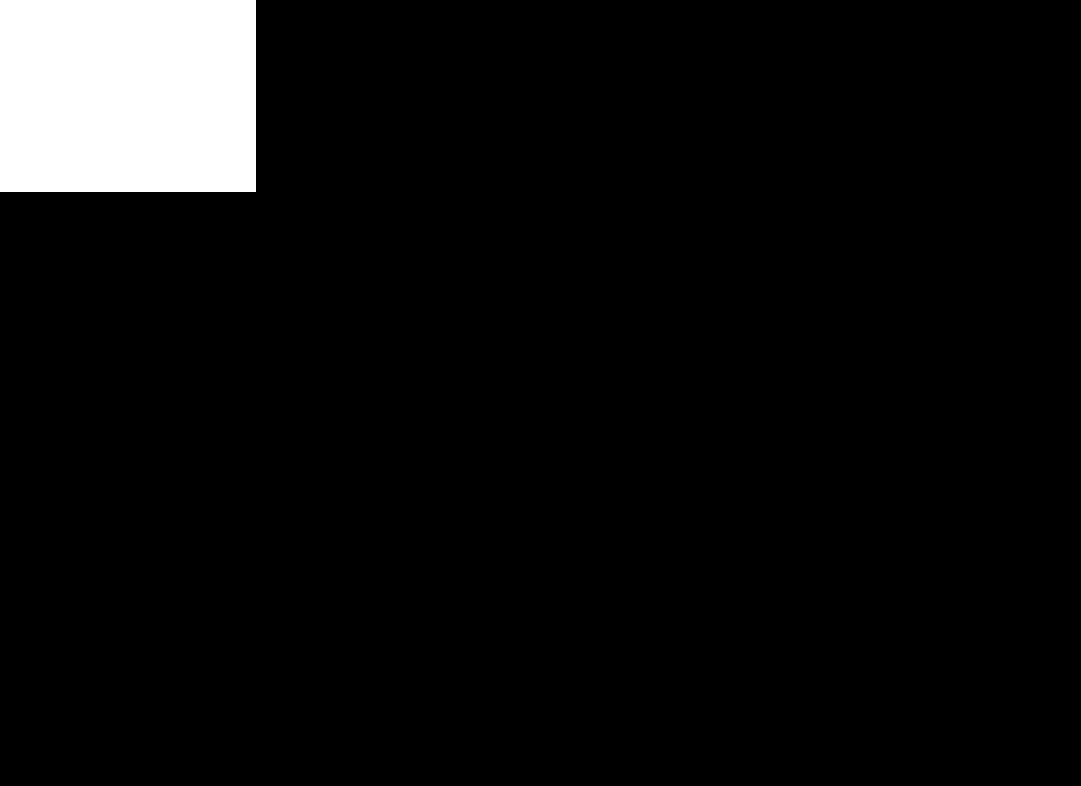
Above: qhawana/ui_multiVisionShow.ui from dennisgoertz/qhawana before the change. Below: the same form after it.
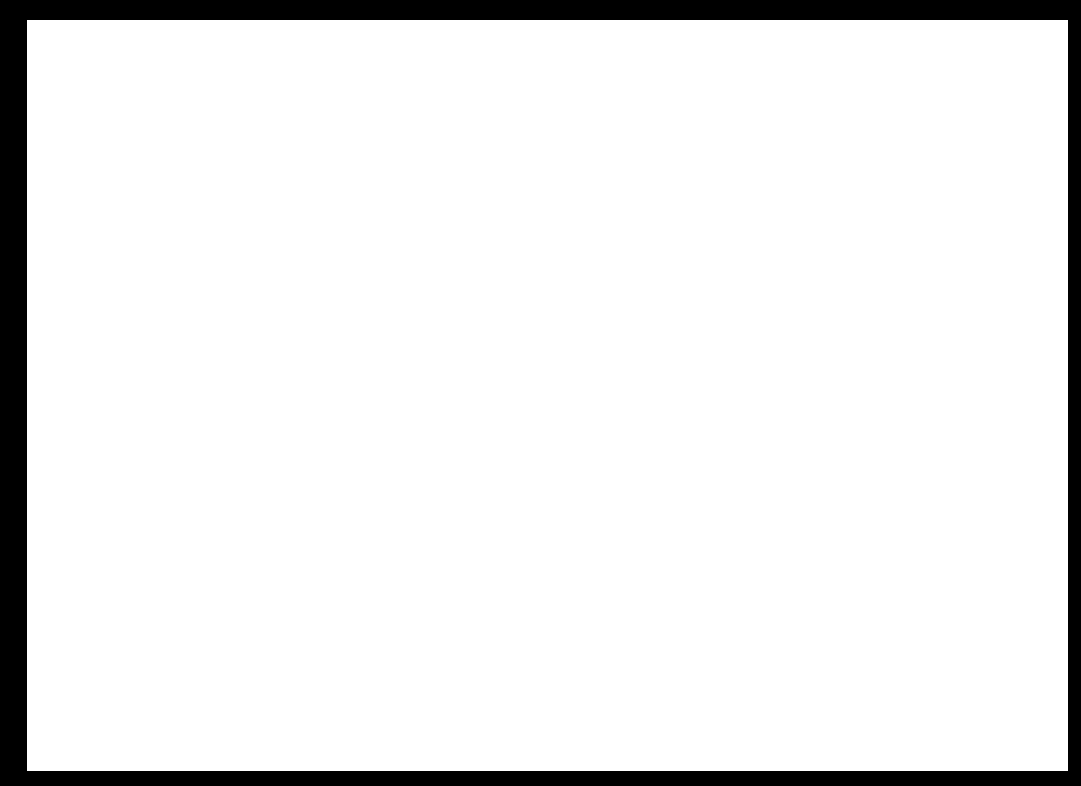
That is the form after the change.

Patch:
```diff
--- a/qhawana/ui_multiVisionShow.ui
+++ b/qhawana/ui_multiVisionShow.ui
@@ -71,7 +71,30 @@
   <property name="windowTitle">
    <string/>
   </property>
+  <widget class="QWidget" name="verticalLayoutWidget">
+   <property name="geometry">
+    <rect>
+     <x>27</x>
+     <y>20</y>
+     <width>1041</width>
+     <height>751</height>
+    </rect>
+   </property>
+   <layout class="QVBoxLayout" name="verticalLayout">
+    <item>
   <widget class="QGraphicsView" name="graphicsView">
+      <property name="sizePolicy">
+       <sizepolicy hsizetype="MinimumExpanding" vsizetype="MinimumExpanding">
+        <horstretch>0</horstretch>
+        <verstretch>0</verstretch>
+       </sizepolicy>
+      </property>
+      <property name="minimumSize">
+       <size>
+        <width>640</width>
+        <height>480</height>
+       </size>
+      </property>
    <property name="acceptDrops">
     <bool>false</bool>
    </property>
@@ -99,6 +122,12 @@
    <property name="renderHints">
     <set>QPainter::RenderHint::Antialiasing|QPainter::RenderHint::LosslessImageRendering|QPainter::RenderHint::SmoothPixmapTransform|QPainter::RenderHint::TextAntialiasing</set>
    </property>
+      <property name="transformationAnchor">
+       <enum>QGraphicsView::ViewportAnchor::NoAnchor</enum>
+      </property>
+     </widget>
+    </item>
+   </layout>
   </widget>
  </widget>
  <resources/>
```
Lines whose indentation alone changed are shown as unchanged.
